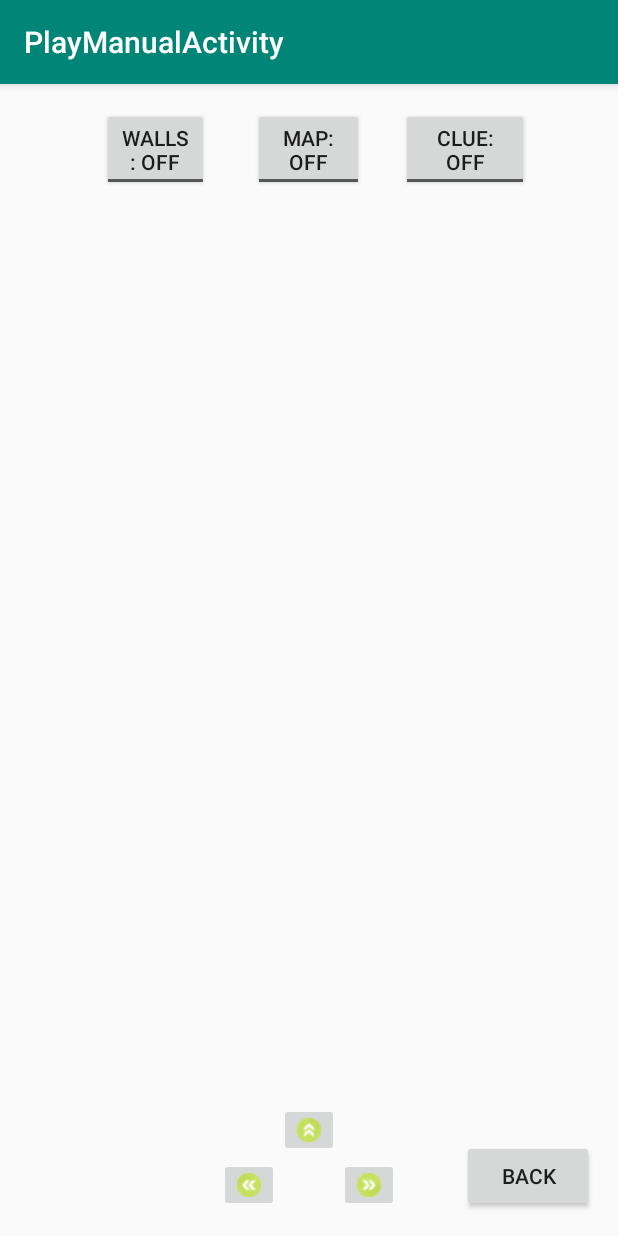
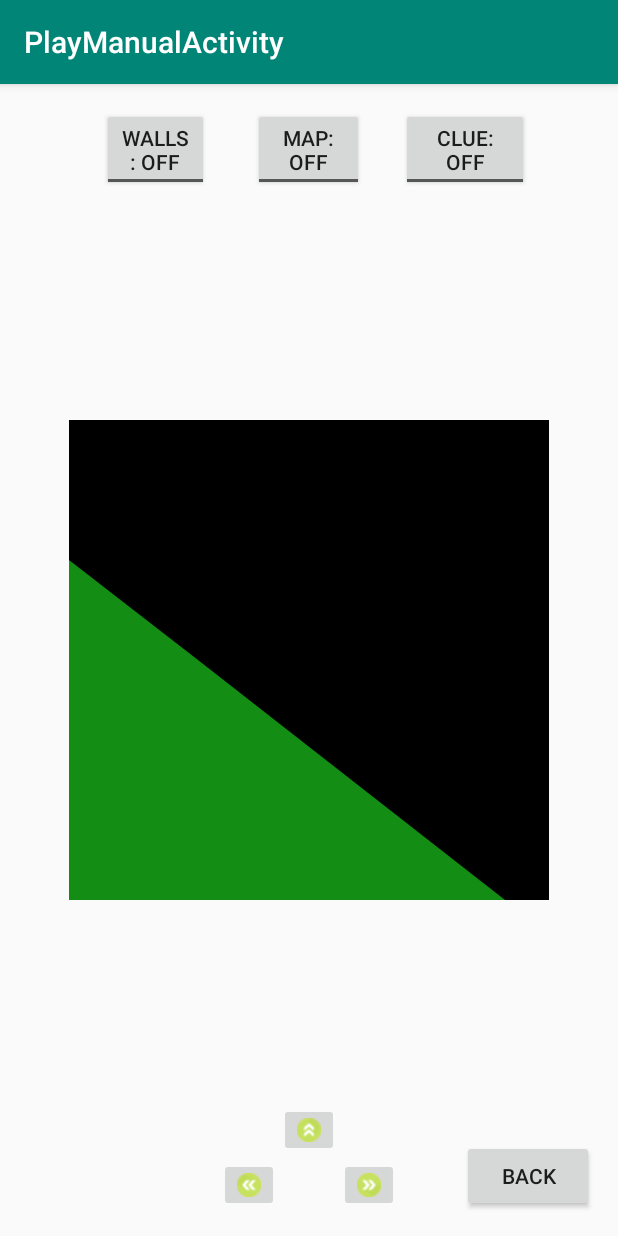
Before and after one commit to Ruoyu-Roy/AMazeByRuoyu, an Android app: the screen it shows after launch (PlayManuallyActivity), after a tap on "NEW MAZE", on a phone screen of 412 x 824 dp. Run offline under Robolectric (Android 15) with nearby library versions, the phone set to English and light mode, and no system bars.

Commit message:
3rd upload: refining manual screen and doing animation screen

```diff
--- a/app/src/main/java/ruoyuli/cs301/cs/wm/edu/amazebyruoyu/generation/Constants.java
+++ b/app/src/main/java/ruoyuli/cs301/cs/wm/edu/amazebyruoyu/generation/Constants.java
@@ -10,8 +10,8 @@ public class Constants {
 
 
 	// The panel used to display the maze has a fixed dimension
-	public static final int VIEW_WIDTH = 400;
-	public static final int VIEW_HEIGHT = 400;
+	public static final int VIEW_WIDTH = 1280;
+	public static final int VIEW_HEIGHT = 1280;
 	public static final int MAP_UNIT = 128;
 	public static final int VIEW_OFFSET = MAP_UNIT/8;
 	public static final int STEP_SIZE = MAP_UNIT/4;
--- a/app/src/main/java/ruoyuli/cs301/cs/wm/edu/amazebyruoyu/generation/MazePanel.java
+++ b/app/src/main/java/ruoyuli/cs301/cs/wm/edu/amazebyruoyu/generation/MazePanel.java
@@ -22,7 +22,7 @@ public class MazePanel extends View {
 
     public MazePanel(Context context, AttributeSet attrs) {
         super(context, attrs);
-        bitmap = Bitmap.createBitmap(400, 400, Bitmap.Config.ARGB_8888);
+        bitmap = Bitmap.createBitmap(1280, 1280, Bitmap.Config.ARGB_8888);
         canvas = new Canvas(bitmap);
         paint = new Paint();
     }
--- a/app/src/main/java/ruoyuli/cs301/cs/wm/edu/amazebyruoyu/gui/AMazeActivity.java
+++ b/app/src/main/java/ruoyuli/cs301/cs/wm/edu/amazebyruoyu/gui/AMazeActivity.java
@@ -13,7 +13,7 @@ import android.widget.TextView;
 import android.view.View;
 import android.content.Intent;
 import android.media.MediaPlayer;
-import android.widget.Toast;
+//import android.widget.Toast;
 
 import java.io.File;
 
@@ -85,7 +85,7 @@ public class AMazeActivity extends AppCompatActivity {
             public void onProgressChanged(SeekBar seekBar, int progress, boolean fromUser) {
                 difLevel.setText("Current Level:" + Integer.toString(progress) + "/15");
                 Log.v(LOG_V, "Current level: " + progress);
-                Toast.makeText(getApplicationContext(), "Current level: " + progress, Toast.LENGTH_SHORT).show();
+                //Toast.makeText(getApplicationContext(), "Current level: " + progress, Toast.LENGTH_SHORT).show();
             }
 
             @Override
@@ -129,8 +129,8 @@ public class AMazeActivity extends AppCompatActivity {
             @Override
             public void onItemSelected(AdapterView<?> parent, View view, int position, long id) {
                 Log.v(LOG_V, "Generation Algorithm Selected: " + gen_spinner.getSelectedItem().toString());
-                Toast.makeText(getApplicationContext(),"Generation Algorithm Selected: " + gen_spinner.getSelectedItem().toString()
-                        , Toast.LENGTH_SHORT).show();
+                //Toast.makeText(getApplicationContext(),"Generation Algorithm Selected: " + gen_spinner.getSelectedItem().toString()
+                        //, Toast.LENGTH_SHORT).show();
             }
 
             @Override
@@ -141,9 +141,9 @@ public class AMazeActivity extends AppCompatActivity {
             @Override
             public void onItemSelected(AdapterView<?> parent, View view, int position, long id) {
                 Log.v(LOG_V, "Driver Algorithm Selected: " + driver_spinner.getSelectedItem().toString());
-                Toast.makeText(getApplicationContext(),
-                        "Driver Algorithm Selected: " + driver_spinner.getSelectedItem().toString(),
-                        Toast.LENGTH_SHORT).show();
+                //Toast.makeText(getApplicationContext(),
+                  //      "Driver Algorithm Selected: " + driver_spinner.getSelectedItem().toString(),
+                    //    Toast.LENGTH_SHORT).show();
             }
 
             @Override
@@ -157,9 +157,9 @@ public class AMazeActivity extends AppCompatActivity {
      */
     public void generateNewMaze(View view) {
         Log.v(LOG_V, "New Maze Button Clicked");
-        Toast.makeText(getApplicationContext(),
-                "New Maze Button Clicked",
-                Toast.LENGTH_SHORT).show();
+        //Toast.makeText(getApplicationContext(),
+          //      "New Maze Button Clicked",
+            //    Toast.LENGTH_SHORT).show();
 
         int skillLevel = seekBar.getProgress();
         String genAlgorithm = gen_spinner.getSelectedItem().toString();
@@ -189,9 +189,9 @@ public class AMazeActivity extends AppCompatActivity {
         String drvAlgorithm = driver_spinner.getSelectedItem().toString();
         Log.v(LOG_V, "Old Maze Button Clicked: skillLevel: "+skillLevel+" generating algorithm: "
         +genAlgorithm);
-        Toast.makeText(getApplicationContext(),
-                "Old Maze Button Clicked",
-                Toast.LENGTH_SHORT).show();
+        //Toast.makeText(getApplicationContext(),
+          //      "Old Maze Button Clicked",
+            //    Toast.LENGTH_SHORT).show();
         Intent intent = new Intent(this, GeneratingActivity.class);
         intent.putExtra("newMaze", false);
         intent.putExtra("skillLevel", skillLevel);
--- a/app/src/main/java/ruoyuli/cs301/cs/wm/edu/amazebyruoyu/gui/GeneratingActivity.java
+++ b/app/src/main/java/ruoyuli/cs301/cs/wm/edu/amazebyruoyu/gui/GeneratingActivity.java
@@ -206,7 +206,7 @@ public class GeneratingActivity extends AppCompatActivity implements Order{
         Log.v(LOG_V, "Go back to title screen.");
         mediaPlayer.stop();
         //task.resetTask();
-        Toast.makeText(getApplicationContext(), "Back to Menu", Toast.LENGTH_SHORT).show();
+        //Toast.makeText(getApplicationContext(), "Back to Menu", Toast.LENGTH_SHORT).show();
         Intent intent = new Intent(this, AMazeActivity.class);
         startActivity(intent);
         finish();
--- a/app/src/main/java/ruoyuli/cs301/cs/wm/edu/amazebyruoyu/gui/PlayManuallyActivity.java
+++ b/app/src/main/java/ruoyuli/cs301/cs/wm/edu/amazebyruoyu/gui/PlayManuallyActivity.java
@@ -3,6 +3,7 @@ package ruoyuli.cs301.cs.wm.edu.amazebyruoyu.gui;
 import android.content.Intent;
 import android.media.Image;
 import android.os.Bundle;
+import android.provider.Settings;
 import android.support.v7.app.AppCompatActivity;
 import android.util.Log;
 import android.view.View;
@@ -13,6 +14,8 @@ import android.widget.Toast;
 import android.widget.ToggleButton;
 
 import ruoyuli.cs301.cs.wm.edu.amazebyruoyu.R;
+import ruoyuli.cs301.cs.wm.edu.amazebyruoyu.generation.*;
+import ruoyuli.cs301.cs.wm.edu.amazebyruoyu.generation.Constants.UserInput;
 
 /**
  * Play Manually Activity is the implementation java file for manually_activity xml file.
@@ -23,7 +26,7 @@ import ruoyuli.cs301.cs.wm.edu.amazebyruoyu.R;
 
 public class PlayManuallyActivity extends AppCompatActivity {
     //Basic variables
-    Button go2win;
+    //Button go2win;
     ImageButton up;
     ImageButton left;
     ImageButton right;
@@ -32,9 +35,14 @@ public class PlayManuallyActivity extends AppCompatActivity {
     ToggleButton clue;
     ImageButton size_up;
     ImageButton size_down;
-    private int shortestPath = 30;
-    private int userPath = 300;
+    private int shortestPath;
+    private int userPath = 0;
     private String LOG_V = "PlayManuallyActivity";
+    private MazeConfiguration mazeConfiguration;
+    private MazePanel mazePanel;
+    private StatePlaying statePlaying;
+    private Robot robot;
+    private RobotDriver driver;
 
     /*
     Override the onCreate method in AppCompatActivity class. This is a method that is the main thread
@@ -47,13 +55,25 @@ public class PlayManuallyActivity extends AppCompatActivity {
         setUpVariables();
         setToggleButtons();
         setButtons();
+        mazeConfiguration = DataHolder.mazeConfiguration;
+        robot = new BasicRobot();
+        driver = new ManualDriver();
+        statePlaying = new StatePlaying();
+        statePlaying.setActivity(this);
+        robot.setMaze(statePlaying);
+        driver.setRobot(robot);
+        statePlaying.setRobotAndDriver(robot, driver);
+        statePlaying.setMazeConfiguration(mazeConfiguration);
+        shortestPath = mazeConfiguration.getDistanceToExit(mazeConfiguration.getStartingPosition()[0],
+                mazeConfiguration.getStartingPosition()[1]);
+        statePlaying.start(mazePanel);
     }
 
     /*
     Set up basic variables(Gui elements), connecting them with the responding parts in the responding
     xml file.
      */
-    private void setUpVariables(){
+    private void setUpVariables() {
         up = (ImageButton) findViewById(R.id.upbutton);
         left = (ImageButton) findViewById(R.id.leftbutton);
         right = (ImageButton) findViewById(R.id.rightbutton);
@@ -62,14 +82,27 @@ public class PlayManuallyActivity extends AppCompatActivity {
         clue = (ToggleButton) findViewById(R.id.cluebuttonM);
         size_up = (ImageButton) findViewById(R.id.size_up_map);
         size_down = (ImageButton) findViewById(R.id.size_down_map);
+        mazePanel = (MazePanel) findViewById(R.id.mazePanel);
+    }
+
+    private void disableButtons() {
+        up.setEnabled(false);
+        left.setEnabled(false);
+        right.setEnabled(false);
+        wall.setEnabled(false);
+        map.setEnabled(false);
+        clue.setEnabled(false);
+        size_up.setEnabled(false);
+        size_down.setEnabled(false);
     }
 
     /*
     Enable user to go to winning screen by clicking go2Winning button.
      */
-    public void toWin(){
+    public void toWin() {
         Log.v(LOG_V, "User wins the game, go to the winning screen.");
-        Toast.makeText(getApplicationContext(), "To Win Screen", Toast.LENGTH_SHORT).show();
+        disableButtons();
+        //Toast.makeText(getApplicationContext(), "To Win Screen", Toast.LENGTH_SHORT).show();
         Intent intent = new Intent(this, WinningActivity.class);
         intent.putExtra("drvalgo", "Manual");
         intent.putExtra("shortestPath", shortestPath);
@@ -81,50 +114,59 @@ public class PlayManuallyActivity extends AppCompatActivity {
     /*
     Set the size_up and size_down button invisible. They will be visible if map button is checked.
      */
-    public void setButtons(){
+    public void setButtons() {
         size_up.setVisibility(View.INVISIBLE);
         size_down.setVisibility(View.INVISIBLE);
     }
 
-    /*
-    Enable user to move the robot by clicking responding direction button.
-     */
-    public void moveUp(View view){
-        Log.v(LOG_V, "MOVE_UP button clicked. User moves forward one step.");
-        Toast.makeText(getApplicationContext(), "Up", Toast.LENGTH_SHORT).show();
+    public void increasePath() {
         userPath++;
     }
 
     /*
     Enable user to move the robot by clicking responding direction button.
      */
-    public void moveRight(View view){
-        Log.v(LOG_V, "MOVE_RIGHT button clicked. User turns right.");
-        Toast.makeText(getApplicationContext(), "Right", Toast.LENGTH_SHORT).show();
+    public void moveUp(View view) {
+        Log.v(LOG_V, "MOVE_UP button clicked. User moves forward one step.");
+        ((ManualDriver) driver).move();
+        //Toast.makeText(getApplicationContext(), "Up", Toast.LENGTH_SHORT).show();
+        userPath = robot.getOdometerReading();
     }
 
     /*
     Enable user to move the robot by clicking responding direction button.
      */
-    public void moveLeft(View view){
+    public void moveRight(View view) {
+        Log.v(LOG_V, "MOVE_RIGHT button clicked. User turns right.");
+        ((ManualDriver) driver).rotate(Robot.Turn.RIGHT);
+        //Toast.makeText(getApplicationContext(), "Right", Toast.LENGTH_SHORT).show();
+    }
+
+    /*
+    Enable user to move the robot by clicking responding direction button.
+     */
+    public void moveLeft(View view) {
         Log.v(LOG_V, "MOVE_LEFT button clicked. User turns left.");
-        Toast.makeText(getApplicationContext(), "Left", Toast.LENGTH_SHORT).show();
+        ((ManualDriver) driver).rotate(Robot.Turn.LEFT);
+        //Toast.makeText(getApplicationContext(), "Left", Toast.LENGTH_SHORT).show();
     }
 
     /*
     Enable user to increment or decrement the size of the toggle map.
      */
-    public void sizeUp(View view){
+    public void sizeUp(View view) {
         Log.v(LOG_V, "Increment map size.");
-        Toast.makeText(getApplicationContext(), "Map Incre", Toast.LENGTH_SHORT).show();
+        statePlaying.keyDown(UserInput.ZoomIn, 0, false);
+        //Toast.makeText(getApplicationContext(), "Map Incre", Toast.LENGTH_SHORT).show();
     }
 
     /*
     Enable user to increment or decrement the size of the toggle map.
      */
-    public void sizeDown(View view){
+    public void sizeDown(View view) {
         Log.v(LOG_V, "Decrement map size.");
-        Toast.makeText(getApplicationContext(), "Map Decre", Toast.LENGTH_SHORT).show();
+        statePlaying.keyDown(UserInput.ZoomOut, 0, false);
+        //Toast.makeText(getApplicationContext(), "Map Decre", Toast.LENGTH_SHORT).show();
     }
 
     /*
@@ -132,7 +174,7 @@ public class PlayManuallyActivity extends AppCompatActivity {
      */
     public void backButtonClicked(View view) {
         Log.v(LOG_V, "Go back to title screen.");
-        Toast.makeText(getApplicationContext(), "Back to Menu", Toast.LENGTH_SHORT).show();
+        //Toast.makeText(getApplicationContext(), "Back to Menu", Toast.LENGTH_SHORT).show();
         Intent intent = new Intent(this, AMazeActivity.class);
         startActivity(intent);
         finish();
@@ -142,17 +184,18 @@ public class PlayManuallyActivity extends AppCompatActivity {
     Set up the functionality of all the toggle button. Specifically, what will happen if the toggle
     is checked and what will happen if the toggle is unchecked.
      */
-    public void setToggleButtons(){
+    public void setToggleButtons() {
         wall.setOnCheckedChangeListener(new CompoundButton.OnCheckedChangeListener() {
             @Override
             public void onCheckedChanged(CompoundButton buttonView, boolean isChecked) {
                 if (isChecked) {
                     Log.v(LOG_V, "Wall_Button clicked. Show the currently visible walls");
-                    Toast.makeText(getApplicationContext(), "Wall Button on", Toast.LENGTH_SHORT).show();
-                }
-                else {
-                   Log.v(LOG_V, "Wall_Button unclicked. Hide the currently visible walls");
-                    Toast.makeText(getApplicationContext(), "Wall Button off", Toast.LENGTH_SHORT).show();
+                    statePlaying.keyDown(UserInput.ToggleLocalMap, 0, false);
+                    //Toast.makeText(getApplicationContext(), "Wall Button on", Toast.LENGTH_SHORT).show();
+                } else {
+                    Log.v(LOG_V, "Wall_Button unclicked. Hide the currently visible walls");
+                    statePlaying.keyDown(UserInput.ToggleLocalMap, 0, false);
+                    //Toast.makeText(getApplicationContext(), "Wall Button off", Toast.LENGTH_SHORT).show();
                 }
             }
         });
@@ -161,13 +204,14 @@ public class PlayManuallyActivity extends AppCompatActivity {
             public void onCheckedChanged(CompoundButton buttonView, boolean isChecked) {
                 if (isChecked) {
                     Log.v(LOG_V, "Map_Button clicked. Show the map of the maze and show the size buttons");
-                    Toast.makeText(getApplicationContext(), "Size Button Shown", Toast.LENGTH_SHORT).show();
+                    statePlaying.keyDown(UserInput.ToggleFullMap, 0, false);
+                    //Toast.makeText(getApplicationContext(), "Size Button Shown", Toast.LENGTH_SHORT).show();
                     size_up.setVisibility(View.VISIBLE);
                     size_down.setVisibility(View.VISIBLE);
-                }
-                else {
+                } else {
                     Log.v(LOG_V, "Map_Button unclicked. Hide the map of the maze and the size buttons");
-                    Toast.makeText(getApplicationContext(), "Size Button hiden", Toast.LENGTH_SHORT).show();
+                    statePlaying.keyDown(UserInput.ToggleFullMap, 0, false);
+                    //Toast.makeText(getApplicationContext(), "Size Button hiden", Toast.LENGTH_SHORT).show();
                     setButtons();
                 }
             }
@@ -177,11 +221,12 @@ public class PlayManuallyActivity extends AppCompatActivity {
             public void onCheckedChanged(CompoundButton buttonView, boolean isChecked) {
                 if (isChecked) {
                     Log.v(LOG_V, "Clue_Buttons clicked. Show the solution.");
-                    Toast.makeText(getApplicationContext(), "Clue Button on", Toast.LENGTH_SHORT).show();
-                }
-                else {
+                    statePlaying.keyDown(UserInput.ToggleSolution, 0, false);
+                    //Toast.makeText(getApplicationContext(), "Clue Button on", Toast.LENGTH_SHORT).show();
+                } else {
                     Log.v(LOG_V, "Clue_Button unclicked. Hide the solution");
-                    Toast.makeText(getApplicationContext(), "Clue Button off", Toast.LENGTH_SHORT).show();
+                    statePlaying.keyDown(UserInput.ToggleSolution, 0, false);
+                    //Toast.makeText(getApplicationContext(), "Clue Button off", Toast.LENGTH_SHORT).show();
                 }
             }
         });
--- a/app/src/main/res/layout/manually_activity.xml
+++ b/app/src/main/res/layout/manually_activity.xml
@@ -87,30 +87,6 @@
         android:textOff="@string/wall_off"
         android:textOn="@string/wall_on" />
 
-    <ImageButton
-        android:id="@+id/size_up_map"
-        android:layout_width="30dp"
-        android:layout_height="30dp"
-        android:layout_alignParentTop="true"
-        android:layout_alignParentEnd="true"
-        android:layout_marginTop="145dp"
-        android:layout_marginEnd="5dp"
-        android:contentDescription="@string/size_up"
-        android:onClick="sizeUp"
-        app:srcCompat="@drawable/inre_map" />
-
-    <ImageButton
-        android:id="@+id/size_down_map"
-        android:layout_width="30dp"
-        android:layout_height="30dp"
-        android:layout_alignParentEnd="true"
-        android:layout_alignParentBottom="true"
-        android:layout_marginEnd="5dp"
-        android:layout_marginBottom="145dp"
-        android:contentDescription="@string/size_down"
-        android:onClick="sizeDown"
-        app:srcCompat="@drawable/dre_map" />
-
     <Button
         android:id="@+id/backM"
         android:layout_width="wrap_content"
@@ -122,9 +98,32 @@
 
     <ruoyuli.cs301.cs.wm.edu.amazebyruoyu.generation.MazePanel
         android:id="@+id/mazePanel"
-        android:layout_width="250dp"
-        android:layout_height="250dp"
-        android:layout_alignBottom="@+id/size_down_map"
-        android:layout_centerHorizontal="true" />
+        android:layout_width="320dp"
+        android:layout_height="320dp"
+        android:layout_centerInParent="true" />
+
+    <ImageButton
+        android:id="@+id/size_up_map"
+        android:layout_width="30dp"
+        android:layout_height="30dp"
+        android:layout_alignParentTop="true"
+        android:layout_alignParentEnd="true"
+        android:layout_marginTop="145dp"
+        android:layout_marginEnd="0dp"
+        android:contentDescription="@string/size_up"
+        android:onClick="sizeUp"
+        app:srcCompat="@drawable/inre_map" />
+
+    <ImageButton
+        android:id="@+id/size_down_map"
+        android:layout_width="30dp"
+        android:layout_height="30dp"
+        android:layout_alignParentEnd="true"
+        android:layout_alignParentBottom="true"
+        android:layout_marginEnd="0dp"
+        android:layout_marginBottom="145dp"
+        android:contentDescription="@string/size_down"
+        android:onClick="sizeDown"
+        app:srcCompat="@drawable/dre_map" />
 
 </RelativeLayout>
```
Also changed, not shown: app/src/main/java/ruoyuli/cs301/cs/wm/edu/amazebyruoyu/generation/StatePlaying.java (+3 -10 lines), app/src/main/java/ruoyuli/cs301/cs/wm/edu/amazebyruoyu/gui/PlayAnimationActivity.java (+16 -4 lines).
